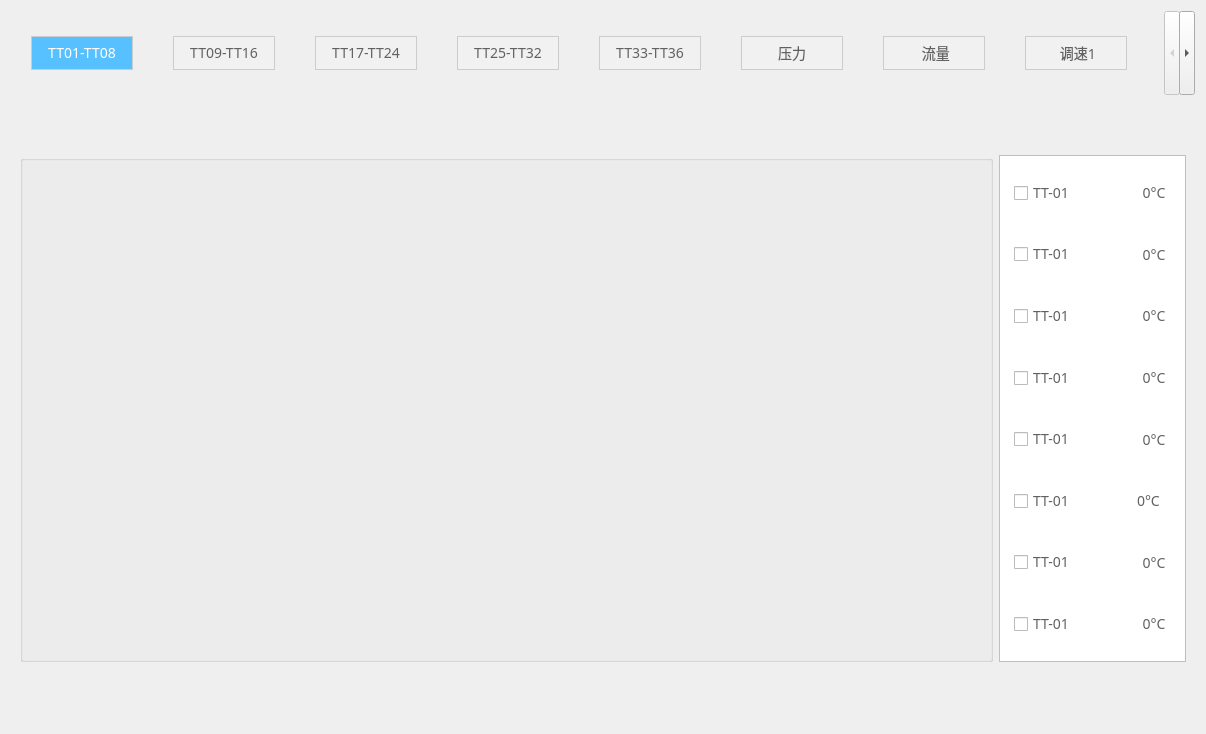
Old version of the form DeviceStatus/RealTimeCurve/rtcurve.ui in the repository Hccccc1/MOH_viewer.
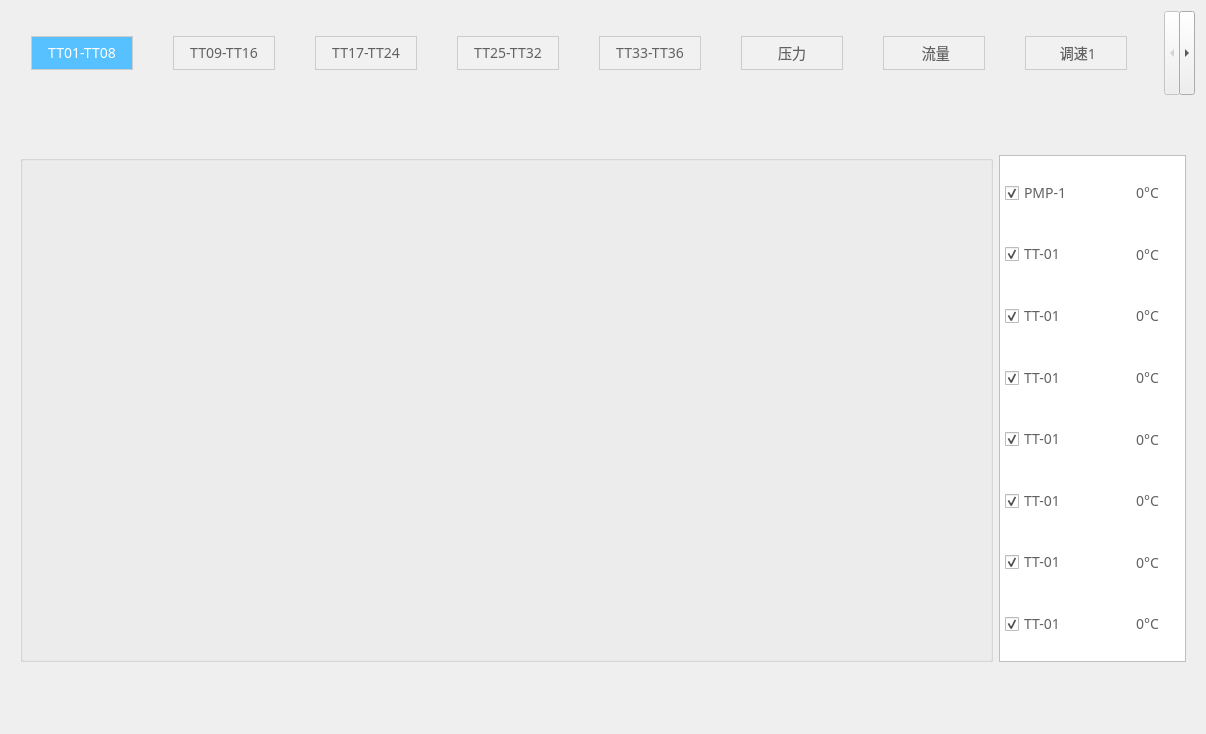
New version of the form. Icons and pictures are not drawn.

```diff
--- a/DeviceStatus/RealTimeCurve/rtcurve.ui
+++ b/DeviceStatus/RealTimeCurve/rtcurve.ui
@@ -67,16 +67,22 @@
           <string/>
          </property>
          <layout class="QGridLayout" name="gridLayout_2">
+          <property name="leftMargin">
+           <number>5</number>
+          </property>
+          <property name="rightMargin">
+           <number>5</number>
+          </property>
           <item row="0" column="0">
            <layout class="QHBoxLayout" name="horizontalLayout_2">
             <property name="spacing">
              <number>10</number>
             </property>
             <property name="leftMargin">
-             <number>5</number>
+             <number>0</number>
             </property>
             <property name="rightMargin">
-             <number>5</number>
+             <number>0</number>
             </property>
             <item>
              <widget class="QCheckBox" name="checkBox_chart_1">
@@ -88,7 +94,7 @@
               </property>
               <property name="maximumSize">
                <size>
-                <width>65</width>
+                <width>60</width>
                 <height>16777215</height>
                </size>
               </property>
@@ -102,7 +108,10 @@
 }</string>
               </property>
               <property name="text">
-               <string>TT-01</string>
+               <string>PMP-1</string>
+              </property>
+              <property name="checked">
+               <bool>true</bool>
               </property>
              </widget>
             </item>
@@ -110,10 +119,16 @@
              <widget class="QLabel" name="label_2">
               <property name="minimumSize">
                <size>
-                <width>42</width>
+                <width>30</width>
                 <height>0</height>
                </size>
               </property>
+              <property name="maximumSize">
+               <size>
+                <width>30</width>
+                <height>16777215</height>
+               </size>
+              </property>
               <property name="styleSheet">
                <string notr="true">QLabel {
 image: url(:/curve_blue.png);
@@ -126,6 +141,14 @@
             </item>
             <item>
              <widget class="QLabel" name="real_time_value_1">
+              <property name="font">
+               <font>
+                <family>PingFang SC</family>
+                <pointsize>-1</pointsize>
+                <weight>37</weight>
+                <bold>false</bold>
+               </font>
+              </property>
               <property name="styleSheet">
                <string notr="true">QLabel {
 font-size:14px;
@@ -151,10 +174,10 @@
              <number>10</number>
             </property>
             <property name="leftMargin">
-             <number>5</number>
+             <number>0</number>
             </property>
             <property name="rightMargin">
-             <number>5</number>
+             <number>0</number>
             </property>
             <item>
              <widget class="QCheckBox" name="checkBox_chart_2">
@@ -166,7 +189,7 @@
               </property>
               <property name="maximumSize">
                <size>
-                <width>65</width>
+                <width>60</width>
                 <height>16777215</height>
                </size>
               </property>
@@ -182,16 +205,25 @@
               <property name="text">
                <string>TT-01</string>
               </property>
+              <property name="checked">
+               <bool>true</bool>
+              </property>
              </widget>
             </item>
             <item>
              <widget class="QLabel" name="label_3">
               <property name="minimumSize">
                <size>
-                <width>42</width>
+                <width>30</width>
                 <height>0</height>
                </size>
               </property>
+              <property name="maximumSize">
+               <size>
+                <width>30</width>
+                <height>16777215</height>
+               </size>
+              </property>
               <property name="styleSheet">
                <string notr="true">QLabel {
 image: url(:/curve_green.png);
@@ -229,10 +261,10 @@
              <number>10</number>
             </property>
             <property name="leftMargin">
-             <number>5</number>
+             <number>0</number>
             </property>
             <property name="rightMargin">
-             <number>5</number>
+             <number>0</number>
             </property>
             <item>
              <widget class="QCheckBox" name="checkBox_chart_3">
@@ -244,7 +276,7 @@
               </property>
               <property name="maximumSize">
                <size>
-                <width>65</width>
+                <width>60</width>
                 <height>16777215</height>
                </size>
               </property>
@@ -260,16 +292,25 @@
               <property name="text">
                <string>TT-01</string>
               </property>
+              <property name="checked">
+               <bool>true</bool>
+              </property>
              </widget>
             </item>
             <item>
              <widget class="QLabel" name="label_chart_3">
               <property name="minimumSize">
                <size>
-                <width>42</width>
+                <width>30</width>
                 <height>0</height>
                </size>
               </property>
+              <property name="maximumSize">
+               <size>
+                <width>30</width>
+                <height>16777215</height>
+               </size>
+              </property>
               <property name="styleSheet">
                <string notr="true">QLabel {
 image: url(:/curve_pink.png);
@@ -307,10 +348,10 @@
              <number>10</number>
             </property>
             <property name="leftMargin">
-             <number>5</number>
+             <number>0</number>
             </property>
             <property name="rightMargin">
-             <number>5</number>
+             <number>0</number>
             </property>
             <item>
              <widget class="QCheckBox" name="checkBox_chart_4">
@@ -322,7 +363,7 @@
               </property>
               <property name="maximumSize">
                <size>
-                <width>65</width>
+                <width>60</width>
                 <height>16777215</height>
                </size>
               </property>
@@ -338,16 +379,25 @@
               <property name="text">
                <string>TT-01</string>
               </property>
+              <property name="checked">
+               <bool>true</bool>
+              </property>
              </widget>
             </item>
             <item>
              <widget class="QLabel" name="label_7">
               <property name="minimumSize">
                <size>
-                <width>42</width>
+                <width>30</width>
                 <height>0</height>
                </size>
               </property>
+              <property name="maximumSize">
+               <size>
+                <width>30</width>
+                <height>16777215</height>
+               </size>
+              </property>
               <property name="styleSheet">
                <string notr="true">QLabel {
 image: url(:/curve_red.png);
@@ -385,10 +435,10 @@
              <number>10</number>
             </property>
             <property name="leftMargin">
-             <number>5</number>
+             <number>0</number>
             </property>
             <property name="rightMargin">
-             <number>5</number>
+             <number>0</number>
             </property>
             <item>
              <widget class="QCheckBox" name="checkBox_chart_5">
@@ -400,7 +450,7 @@
               </property>
               <property name="maximumSize">
                <size>
-                <width>65</width>
+                <width>60</width>
                 <height>16777215</height>
                </size>
               </property>
@@ -416,16 +466,25 @@
               <property name="text">
                <string>TT-01</string>
               </property>
+              <property name="checked">
+               <bool>true</bool>
+              </property>
              </widget>
             </item>
             <item>
              <widget class="QLabel" name="label_9">
               <property name="minimumSize">
                <size>
-                <width>42</width>
+                <width>30</width>
                 <height>0</height>
                </size>
               </property>
+              <property name="maximumSize">
+               <size>
+                <width>30</width>
+                <height>16777215</height>
+               </size>
+              </property>
               <property name="styleSheet">
                <string notr="true">QLabel {
 image: url(:/curve_yellow.png);
@@ -463,10 +522,10 @@
              <number>10</number>
             </property>
             <property name="leftMargin">
-             <number>5</number>
+             <number>0</number>
             </property>
             <property name="rightMargin">
-             <number>5</number>
+             <number>0</number>
             </property>
             <item>
              <widget class="QCheckBox" name="checkBox_chart_6">
@@ -478,7 +537,7 @@
               </property>
               <property name="maximumSize">
                <size>
-                <width>65</width>
+                <width>60</width>
                 <height>16777215</height>
                </size>
               </property>
@@ -494,16 +553,25 @@
               <property name="text">
                <string>TT-01</string>
               </property>
+              <property name="checked">
+               <bool>true</bool>
+              </property>
              </widget>
             </item>
             <item>
              <widget class="QLabel" name="label_11">
               <property name="minimumSize">
                <size>
-                <width>42</width>
+                <width>30</width>
                 <height>0</height>
                </size>
               </property>
+              <property name="maximumSize">
+               <size>
+                <width>30</width>
+                <height>16777215</height>
+               </size>
+              </property>
               <property name="styleSheet">
                <string notr="true">QLabel {
 image: url(:/curve_indigo.png);
@@ -528,6 +596,9 @@
               <property name="text">
                <string>0°C</string>
               </property>
+              <property name="alignment">
+               <set>Qt::AlignCenter</set>
+              </property>
              </widget>
             </item>
            </layout>
@@ -538,10 +609,10 @@
              <number>10</number>
             </property>
             <property name="leftMargin">
-             <number>5</number>
+             <number>0</number>
             </property>
             <property name="rightMargin">
-             <number>5</number>
+             <number>0</number>
             </property>
             <item>
              <widget class="QCheckBox" name="checkBox_chart_7">
@@ -553,7 +624,7 @@
               </property>
               <property name="maximumSize">
                <size>
-                <width>65</width>
+                <width>60</width>
                 <height>16777215</height>
                </size>
               </property>
@@ -569,16 +640,25 @@
               <property name="text">
                <string>TT-01</string>
               </property>
+              <property name="checked">
+               <bool>true</bool>
+              </property>
              </widget>
             </item>
             <item>
              <widget class="QLabel" name="label_13">
               <property name="minimumSize">
                <size>
-                <width>42</width>
+                <width>30</width>
                 <height>0</height>
                </size>
               </property>
+              <property name="maximumSize">
+               <size>
+                <width>30</width>
+                <height>16777215</height>
+               </size>
+              </property>
               <property name="styleSheet">
                <string notr="true">QLabel {
 image: url(:/curve_darkerblue.png);
@@ -616,10 +696,10 @@
              <number>10</number>
             </property>
             <property name="leftMargin">
-             <number>5</number>
+             <number>0</number>
             </property>
             <property name="rightMargin">
-             <number>5</number>
+             <number>0</number>
             </property>
             <item>
              <widget class="QCheckBox" name="checkBox_chart_8">
@@ -631,7 +711,7 @@
               </property>
               <property name="maximumSize">
                <size>
-                <width>65</width>
+                <width>60</width>
                 <height>16777215</height>
                </size>
               </property>
@@ -647,16 +727,25 @@
               <property name="text">
                <string>TT-01</string>
               </property>
+              <property name="checked">
+               <bool>true</bool>
+              </property>
              </widget>
             </item>
             <item>
              <widget class="QLabel" name="label_15">
               <property name="minimumSize">
                <size>
-                <width>42</width>
+                <width>30</width>
                 <height>0</height>
                </size>
               </property>
+              <property name="maximumSize">
+               <size>
+                <width>30</width>
+                <height>16777215</height>
+               </size>
+              </property>
               <property name="styleSheet">
                <string notr="true">QLabel {
 image: url(:/curve_purple.png);
```
Left out of the diff: 16 changed lines with no effect on the pictures.
